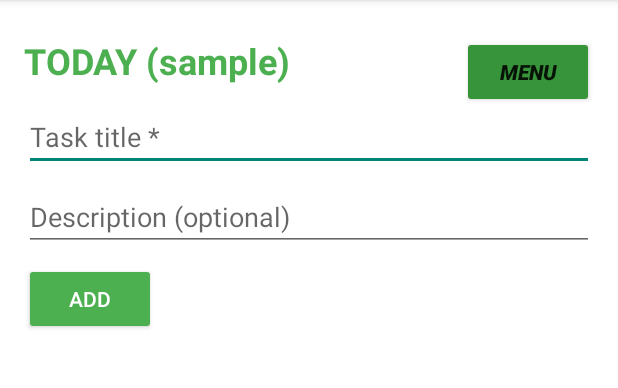
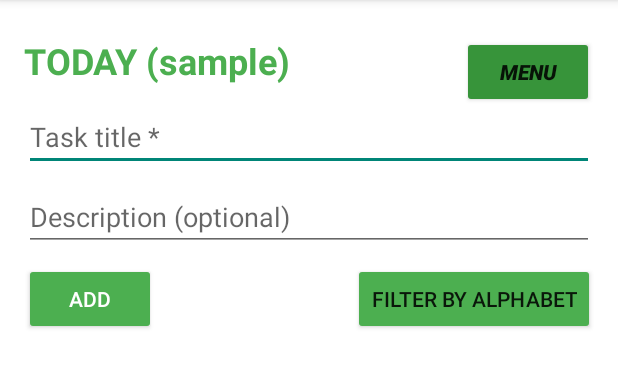
Before and after one commit to MaksymTsyhypalo/MobileSystems, an Android app: the ScrollDayActivity screen opened directly, with no data from a screen before it, on a phone screen of 412 x 824 dp, the part 84-472 px from its top. Run offline under Robolectric (Android 15) with nearby library versions, the phone set to English and light mode, and no system bars; our stand-ins replace Firebase (no records; nobody signed in at launch, a user with empty details on screens opened directly).

Commit message:
Added sorting button, fixed  crashes

```diff
--- a/Assistant/app/src/main/java/com/example/assistant/ScrollTaskActivity.kt
+++ b/Assistant/app/src/main/java/com/example/assistant/ScrollTaskActivity.kt
@@ -126,11 +126,6 @@ class ScrollTaskActivity : AppCompatActivity(), SensorEventListener {
             dtext.setText(taskTitle);}
         if (taskDesc != null){etext.setText(taskDesc);}
 
-        db.addTask("$taskTitle", "$taskDesc", "Monday")
-        dbf.collection("tasks").add(task).addOnFailureListener { e ->
-            Log.e("ScrollTaskActivity", "Firestore error on task detail view save", e)
-        }
-
         val intent1 = Intent(this, ScrollDayActivity::class.java)
         intent1.putExtra("Task_Title", taskTitle)
         intent1.putExtra("Task_Description", taskDesc)
--- a/Assistant/app/src/main/res/layout/scroll_day.xml
+++ b/Assistant/app/src/main/res/layout/scroll_day.xml
@@ -1,6 +1,7 @@
 <?xml version="1.0" encoding="utf-8"?>
 <androidx.constraintlayout.widget.ConstraintLayout xmlns:android="http://schemas.android.com/apk/res/android"
     xmlns:app="http://schemas.android.com/apk/res-auto"
+    xmlns:tools="http://schemas.android.com/tools"
     android:layout_width="match_parent"
     android:layout_height="match_parent"
     android:background="#FFFFFF">
@@ -75,11 +76,22 @@
         android:id="@+id/listTasks"
         android:layout_width="0dp"
         android:layout_height="0dp"
+        android:layout_margin="16dp"
         android:dividerHeight="8dp"
-        android:layout_margin="16dp"
-        app:layout_constraintTop_toBottomOf="@id/btnAddTask"
         app:layout_constraintBottom_toBottomOf="parent"
+        app:layout_constraintEnd_toEndOf="parent"
         app:layout_constraintStart_toStartOf="parent"
-        app:layout_constraintEnd_toEndOf="parent" />
+        app:layout_constraintTop_toBottomOf="@id/btnAddTask" />
+
+    <Button
+        android:id="@+id/filter_button"
+        android:layout_width="wrap_content"
+        android:layout_height="wrap_content"
+		android:backgroundTint="#4CAF50"
+        android:layout_marginTop="175dp"
+        android:layout_marginEnd="15dp"
+        android:text="Filter by alphabet"
+        app:layout_constraintEnd_toEndOf="parent"
+        app:layout_constraintTop_toTopOf="parent" />
 
 </androidx.constraintlayout.widget.ConstraintLayout>
```
Also changed, not shown: Assistant/app/src/main/java/com/example/assistant/ScrollDayActivity.kt (+18 -0 lines).
